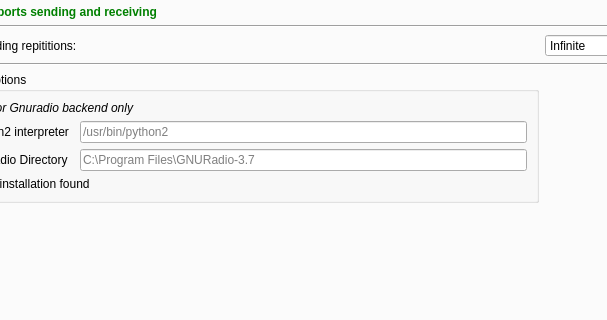
jopohl/urh, file ui/options.ui: the form before one commit; both pictures show x 87 to 694 and y 119 to 439 of the 953 by 653 pixel window.
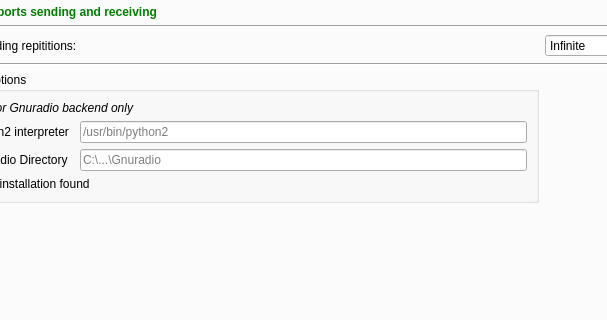
The form after the commit. Icons and pictures are not drawn. Custom widgets are drawn as their Qt base class.

Commit message: change default for line edit

What changed in the file:
```diff
--- a/ui/options.ui
+++ b/ui/options.ui
@@ -507,7 +507,7 @@
              <string>&lt;html&gt;&lt;head/&gt;&lt;body&gt;&lt;p&gt;If you installed Gnuradio with a bundled python interpreter, you need to enter the site-packages path of the installation here. The path should be something like &lt;span style=&quot; font-style:italic;&quot;&gt;C:\Program Files\GNURadio-3.7&lt;/span&gt;.&lt;/p&gt;&lt;/body&gt;&lt;/html&gt;</string>
             </property>
             <property name="placeholderText">
-             <string>C:\Program Files\GNURadio-3.7</string>
+             <string>C:\...\Gnuradio</string>
             </property>
            </widget>
           </item>
```
